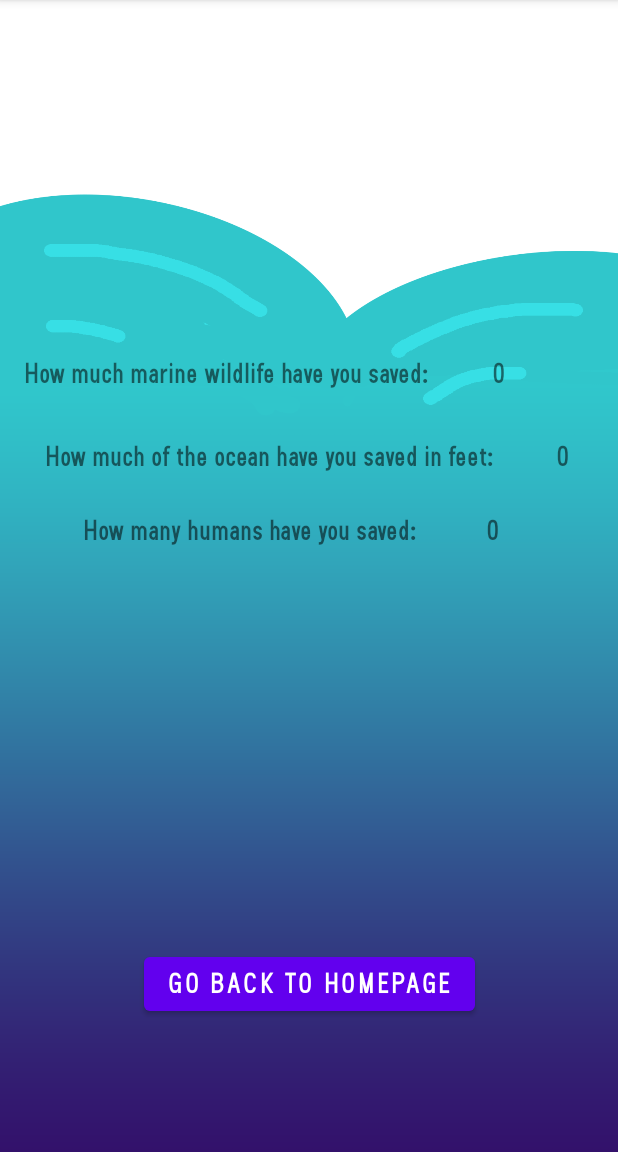
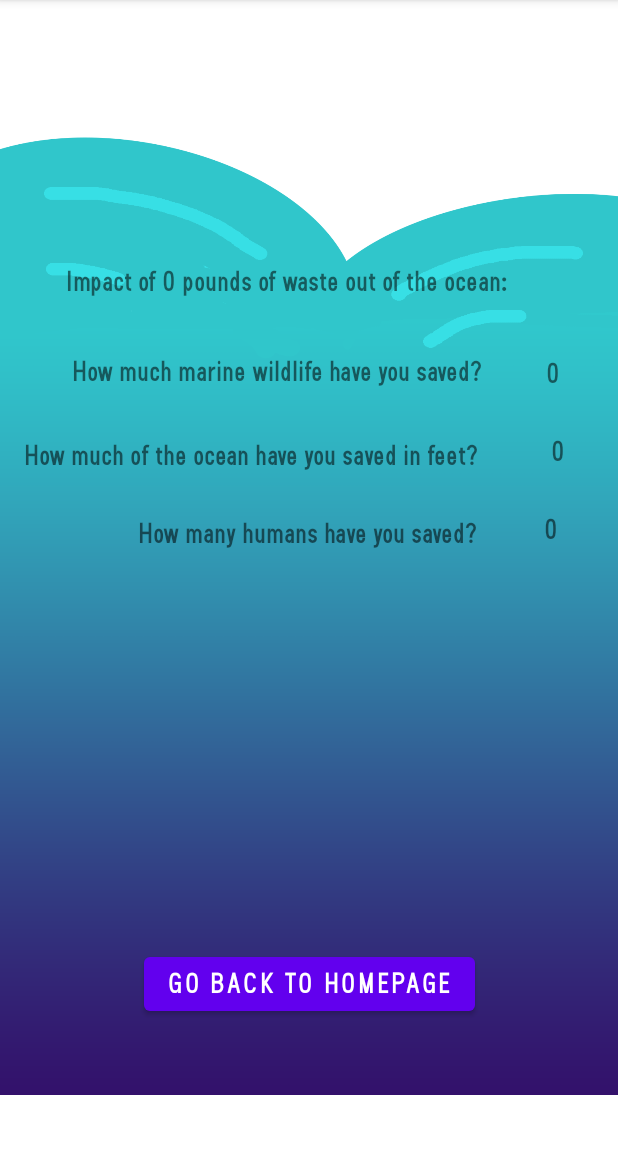
Before and after one commit to ehaque003/oceanenviromentimpact, an Android app: the impactpage screen opened directly, with no data from a screen before it, after a tap on "ENTER", on a phone screen of 412 x 824 dp, the part 84-1236 px from its top. Run offline under Robolectric (Android 15) with nearby library versions, the phone set to English and light mode, and no system bars; 1 statement that could not run was skipped.

Commit message:
minor ui changes made

```diff
--- a/app/src/main/java/com/example/oceanenviromentimpact/impactpage.java
+++ b/app/src/main/java/com/example/oceanenviromentimpact/impactpage.java
@@ -11,7 +11,7 @@ import android.widget.TextView;
 
 public class impactpage extends AppCompatActivity {
     int poundsoftrashinputted = 0;
-    TextView marinelifesavecount, oceanareasavecount, humanpeoplesavecount, textview, textview2, textView3;
+    TextView marinelifesavecount, oceanareasavecount, humanpeoplesavecount, textview, textview2, textView3, infoshower;
     EditText trashremoval;
     Button enter, gobacktohomepage;
     @Override
@@ -27,6 +27,7 @@ public class impactpage extends AppCompatActivity {
         textview2 = findViewById(R.id.textView5);
         textView3 = findViewById(R.id.textView7);
         gobacktohomepage = findViewById(R.id.gobacktohomepage);
+        infoshower = findViewById(R.id.infoshower);
         Intent intent = getIntent();
         int improvement = intent.getIntExtra("showImprovment", 0);
         if(improvement == 0){
@@ -47,6 +48,7 @@ public class impactpage extends AppCompatActivity {
     }
 
     public void showimpact(){
+        infoshower.setText("Impact of "+poundsoftrashinputted+" pounds of waste out of the ocean: ");
         int marinelifeint = Math.round(poundsoftrashinputted/176);
         marinelifesavecount.setText(String.valueOf(marinelifeint));
         int oceansaveint = Math.round(poundsoftrashinputted);
@@ -72,5 +74,6 @@ public class impactpage extends AppCompatActivity {
         textview2.setVisibility(View.VISIBLE);
         textView3.setVisibility(View.VISIBLE);
         gobacktohomepage.setVisibility(View.VISIBLE);
+        infoshower.setVisibility(View.VISIBLE);
     }
 }
--- a/app/src/main/res/layout/activity_impactpage.xml
+++ b/app/src/main/res/layout/activity_impactpage.xml
@@ -16,7 +16,7 @@
         app:layout_constraintHorizontal_bias="0.4"
         app:layout_constraintStart_toStartOf="parent"
         app:layout_constraintTop_toTopOf="parent"
-        app:layout_constraintVertical_bias="1.0"
+        app:layout_constraintVertical_bias="0.0"
         app:srcCompat="@drawable/background" />
 
     <EditText
@@ -41,11 +41,25 @@
         android:id="@+id/textView3"
         android:layout_width="wrap_content"
         android:layout_height="wrap_content"
-        android:layout_marginStart="16dp"
-        android:layout_marginLeft="16dp"
-        android:layout_marginTop="93dp"
+        android:layout_marginStart="48dp"
+        android:layout_marginLeft="48dp"
+        android:layout_marginTop="92dp"
         android:fontFamily="@font/sanlususbold"
-        android:text="How much marine wildlife have you saved:"
+        android:text="How much marine wildlife have you saved?"
+        android:textSize="20sp"
+        android:visibility="invisible"
+        app:layout_constraintStart_toStartOf="parent"
+        app:layout_constraintTop_toBottomOf="@+id/enter" />
+
+    <TextView
+        android:id="@+id/infoshower"
+        android:layout_width="322dp"
+        android:layout_height="21dp"
+        android:layout_marginStart="44dp"
+        android:layout_marginLeft="44dp"
+        android:layout_marginTop="32dp"
+        android:fontFamily="@font/sanlususbold"
+        android:text="Impact With __ Pounds Out of the Ocean"
         android:textSize="20sp"
         android:visibility="invisible"
         app:layout_constraintStart_toStartOf="parent"
@@ -86,9 +100,9 @@
         android:id="@+id/oceansavedsize"
         android:layout_width="wrap_content"
         android:layout_height="wrap_content"
-        android:layout_marginStart="42dp"
-        android:layout_marginLeft="42dp"
-        android:layout_marginTop="35dp"
+        android:layout_marginStart="40dp"
+        android:layout_marginLeft="40dp"
+        android:layout_marginTop="32dp"
         android:fontFamily="@font/sanlususbold"
         android:text="0"
         android:textSize="20sp"
@@ -100,9 +114,9 @@
         android:id="@+id/humansavedcount"
         android:layout_width="wrap_content"
         android:layout_height="wrap_content"
-        android:layout_marginStart="42dp"
-        android:layout_marginLeft="42dp"
-        android:layout_marginTop="29dp"
+        android:layout_marginStart="40dp"
+        android:layout_marginLeft="40dp"
+        android:layout_marginTop="32dp"
         android:fontFamily="@font/sanlususbold"
         android:text="0"
         android:textSize="20sp"
@@ -114,11 +128,11 @@
         android:id="@+id/textView7"
         android:layout_width="wrap_content"
         android:layout_height="wrap_content"
-        android:layout_marginStart="55dp"
-        android:layout_marginLeft="55dp"
-        android:layout_marginTop="29dp"
+        android:layout_marginStart="92dp"
+        android:layout_marginLeft="92dp"
+        android:layout_marginTop="32dp"
         android:fontFamily="@font/sanlususbold"
-        android:text="How many humans have you saved: "
+        android:text="How many humans have you saved? "
         android:textSize="20sp"
         android:visibility="invisible"
         app:layout_constraintStart_toStartOf="parent"
@@ -126,13 +140,13 @@
 
     <TextView
         android:id="@+id/textView5"
-        android:layout_width="wrap_content"
-        android:layout_height="wrap_content"
-        android:layout_marginStart="30dp"
-        android:layout_marginLeft="30dp"
-        android:layout_marginTop="35dp"
+        android:layout_width="311dp"
+        android:layout_height="20dp"
+        android:layout_marginStart="16dp"
+        android:layout_marginLeft="16dp"
+        android:layout_marginTop="36dp"
         android:fontFamily="@font/sanlususbold"
-        android:text="How much of the ocean have you saved in feet:"
+        android:text="How much of the ocean have you saved in feet?"
         android:textSize="20sp"
         android:visibility="invisible"
         app:layout_constraintStart_toStartOf="parent"
--- a/app/src/main/res/layout/activity_wastetrackerpage.xml
+++ b/app/src/main/res/layout/activity_wastetrackerpage.xml
@@ -98,15 +98,15 @@
 
     <TextView
         android:id="@+id/improvmenttextshower"
-        android:layout_width="312dp"
-        android:layout_height="63dp"
-        android:layout_marginStart="48dp"
-        android:layout_marginLeft="48dp"
-        android:layout_marginTop="52dp"
+        android:layout_width="319dp"
+        android:layout_height="106dp"
+        android:layout_marginStart="44dp"
+        android:layout_marginLeft="44dp"
+        android:layout_marginTop="16dp"
         android:fontFamily="@font/sanlususbold"
         android:text="TextView"
         android:textColor="#000000"
-        android:textSize="14sp"
+        android:textSize="18sp"
         android:visibility="invisible"
         app:layout_constraintStart_toStartOf="parent"
         app:layout_constraintTop_toBottomOf="@+id/enterbutton" />
```
